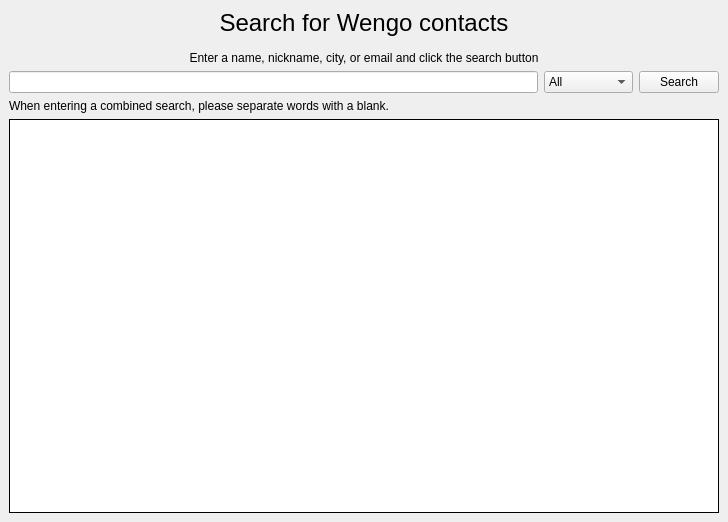
tkrotoff/WengoPhone, file wengophone/src/presentation/qt/webservices/directory/WsDirectory.ui: the form before one commit.
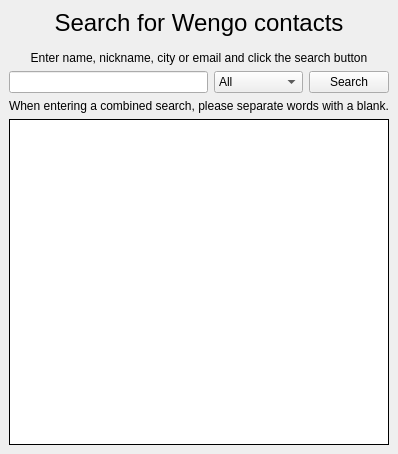
The form after the commit. Icons and pictures are not drawn.

Commit message: Rollback on previous web service directory

The edit to the form file:
```diff
--- a/wengophone/src/presentation/qt/webservices/directory/WsDirectory.ui
+++ b/wengophone/src/presentation/qt/webservices/directory/WsDirectory.ui
@@ -8,8 +8,8 @@
    <rect>
     <x>0</x>
     <y>0</y>
-    <width>728</width>
-    <height>522</height>
+    <width>388</width>
+    <height>454</height>
    </rect>
   </property>
   <property name="windowTitle" >
@@ -22,7 +22,15 @@
    <property name="spacing" >
     <number>6</number>
    </property>
-   <item row="1" column="1" >
+   <item row="1" column="0" >
+    <layout class="QGridLayout" >
+     <property name="margin" >
+      <number>0</number>
+     </property>
+     <property name="spacing" >
+      <number>6</number>
+     </property>
+     <item row="0" column="1" >
     <widget class="QComboBox" name="criteriaComboBox" >
      <item>
       <property name="text" >
@@ -56,17 +64,22 @@
      </item>
     </widget>
    </item>
-   <item row="1" column="2" >
+     <item row="0" column="0" >
+      <widget class="QLineEdit" name="searchLineEdit" />
+     </item>
+     <item row="0" column="2" >
     <widget class="QPushButton" name="searchButton" >
      <property name="text" >
       <string>Search</string>
      </property>
-    </widget>
-   </item>
-   <item row="1" column="0" >
-    <widget class="QLineEdit" name="searchLineEdit" />
+       <property name="icon" >
+        <iconset resource="../../wengophone.qrc" >:/pics/iconbar/search_contact.png</iconset>
+       </property>
+      </widget>
+     </item>
+    </layout>
    </item>
-   <item row="0" column="0" colspan="3" >
+   <item row="0" column="0" >
     <widget class="QLabel" name="searchLabel" >
      <property name="palette" >
       <palette>
@@ -334,7 +347,7 @@
       </palette>
      </property>
      <property name="text" >
-      <string>&lt;span style="font-size:18pt;">Search for Wengo contacts&lt;/span>&lt;br />&lt;br />&lt;span>Enter a name, nickname, city, or email and click the search button&lt;/span></string>
+      <string>&lt;span style="font-size:18pt;">Search for Wengo contacts&lt;/span>&lt;br />&lt;br />&lt;span>Enter name, nickname, city or email and click the search button&lt;/span></string>
      </property>
      <property name="alignment" >
       <set>Qt::AlignCenter</set>
@@ -344,7 +357,7 @@
      </property>
     </widget>
    </item>
-   <item row="3" column="0" colspan="3" >
+   <item row="3" column="0" >
     <widget class="QListWidget" name="listWidget" >
      <property name="palette" >
       <palette>
@@ -612,7 +625,7 @@
       </palette>
      </property>
      <property name="autoFillBackground" >
-      <bool>false</bool>
+      <bool>true</bool>
      </property>
      <property name="frameShape" >
       <enum>QFrame::Panel</enum>
@@ -634,7 +647,7 @@
      </property>
     </widget>
    </item>
-   <item row="2" column="0" colspan="3" >
+   <item row="2" column="0" >
     <widget class="QLabel" name="label_2" >
      <property name="text" >
       <string>When entering a combined search, please separate words with a blank.</string>
```
Left out of the diff: 10 changed lines with no effect on the pictures. Lines whose indentation alone changed are shown as unchanged. The commit also changes 3 other files.
